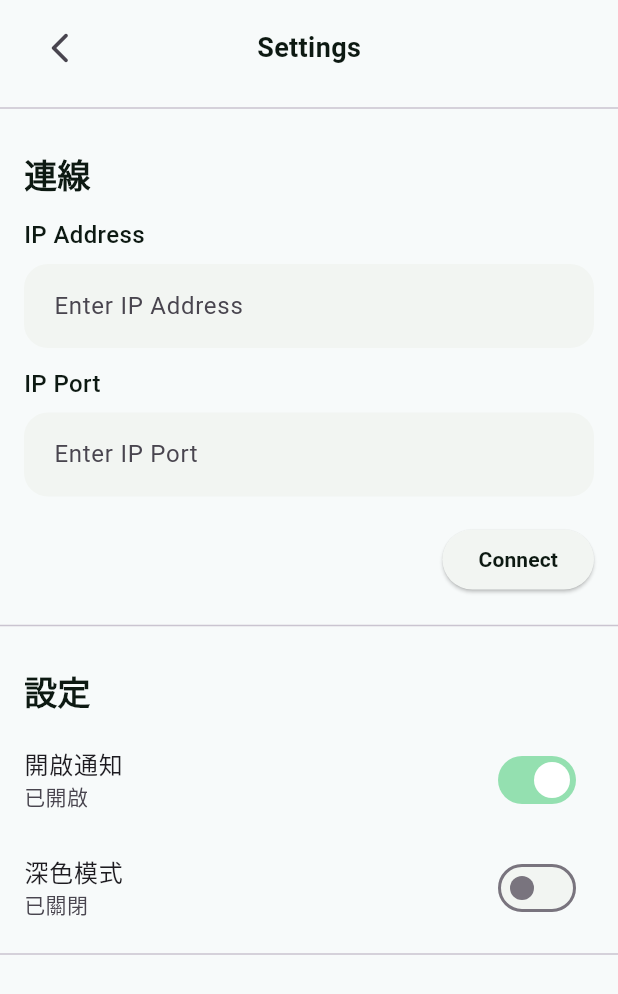
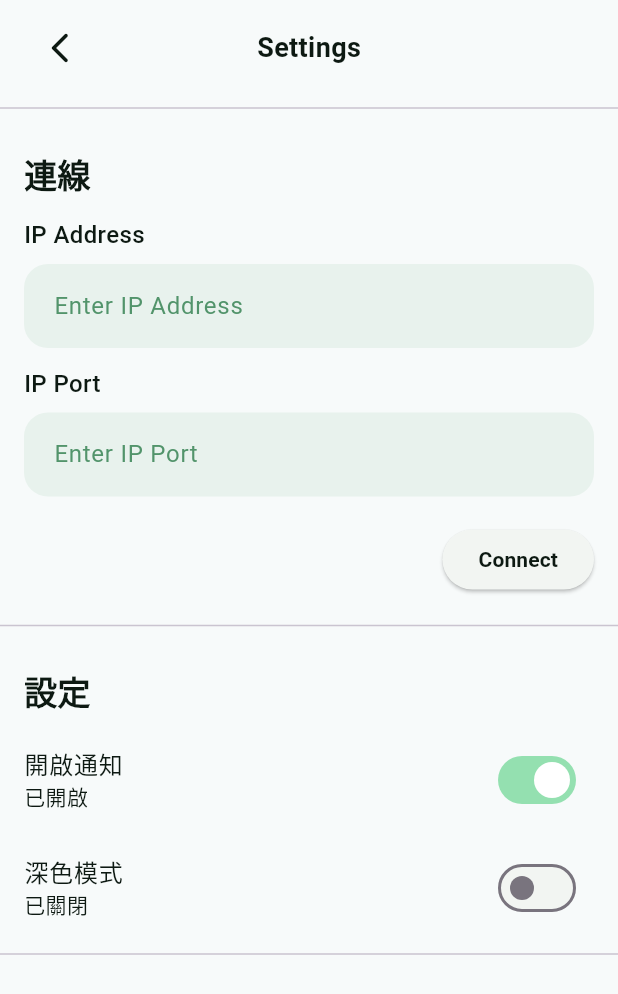
Before and after one commit to Luffy1225/Luama, a Flutter app: the SettingPage screen opened directly with sample values from the repository, on a phone screen of 412 x 824 dp. Shown: the top 994 px of the screen. Run offline on Flutter 3.47's test engine with Material 3 defaults, Android fonts, the phone set to English and light mode, and no system bars; our stand-ins replace flutter_tts, image_picker, speech_to_text; accounts and stored records are empty; network calls fail.

Commit message:
Theme bug fixed

```diff
--- a/lib/pages/settingpage.dart
+++ b/lib/pages/settingpage.dart
@@ -110,8 +110,14 @@ class _SettingPageState extends State<SettingPage> {
               ),
             ),
             SwitchListTile(
-              title: Text("開啟通知"),
-              subtitle: Text(_notifications ? "已開啟" : "已關閉"),
+              title: Text(
+                "開啟通知",
+                style: TextStyle(color: appColors.PrimaryText),
+              ),
+              subtitle: Text(
+                _notifications ? "已開啟" : "已關閉",
+                style: TextStyle(color: appColors.PrimaryText),
+              ),
               value: _notifications,
               activeColor: Colors.white,
               activeTrackColor: appColors.switchActiveTrack,
@@ -124,8 +130,14 @@ class _SettingPageState extends State<SettingPage> {
             ),
 
             SwitchListTile(
-              title: Text("深色模式"),
-              subtitle: Text(_darkMode ? "已開啟" : "已關閉"),
+              title: Text(
+                "深色模式",
+                style: TextStyle(color: appColors.PrimaryText),
+              ),
+              subtitle: Text(
+                _darkMode ? "已開啟" : "已關閉",
+                style: TextStyle(color: appColors.PrimaryText),
+              ),
               value: _darkMode,
               activeColor: Colors.white,
               activeTrackColor: appColors.switchActiveTrack,
@@ -170,7 +182,10 @@ class _SettingPageState extends State<SettingPage> {
             Align(
               alignment: Alignment.centerLeft,
               child: IconButton(
-                icon: Icon(Icons.arrow_back_ios_new_rounded),
+                icon: Icon(
+                  Icons.arrow_back_ios_new_rounded,
+                  color: appColors.TopBar_IconColor,
+                ),
                 tooltip: '返回',
                 onPressed: () {
                   Navigator.pop(context);
@@ -215,6 +230,7 @@ class _SettingPageState extends State<SettingPage> {
           TextField(
             decoration: InputDecoration(
               hintText: hint,
+              hintStyle: TextStyle(color: appColors.TextBoxHint_Background),
               filled: true,
               fillColor: appColors.TextBox_Background,
               contentPadding: const EdgeInsets.all(16),
--- a/lib/util/app_colors.dart
+++ b/lib/util/app_colors.dart
@@ -53,6 +53,7 @@ class AppColors {
 
   final Color inputAreaBackground;
   final Color TextBox_Background;
+  final Color TextBoxHint_Background;
 
   final Color sendButtonBackground;
   final Color sendButtonIconColor;
@@ -90,6 +91,7 @@ class AppColors {
     Color? chatBubbleReceiver_TextColor,
     Color? inputAreaBackground,
     Color? TextBox_Background,
+    Color? TextBoxHint_Background,
     Color? sendButtonBackground,
     Color? sendButtonIconColor,
     Color? SettingTextColor,
@@ -122,6 +124,8 @@ class AppColors {
            chatBubbleReceiver_TextColor ?? const Color(0xFF121714),
        inputAreaBackground = inputAreaBackground ?? const Color(0xFFF1F4F2),
        TextBox_Background = TextBox_Background ?? const Color(0xFFFFFFFF),
+       TextBoxHint_Background =
+           TextBoxHint_Background ?? const Color(0xff9cbfa8),
        sendButtonBackground = sendButtonBackground ?? const Color(0xFF121714),
        sendButtonIconColor = sendButtonIconColor ?? const Color(0xFFFFFFFF),
        SettingTextColor = SettingTextColor ?? const Color(0xFF121714),
@@ -137,7 +141,7 @@ AppColors LightTheme = AppColors(
   Dark: const Color(0xff52946b),
   PrimaryText: const Color(0xff0d1912),
   scaffoldBackground: const Color(0xfff7fafa),
-  TopBar_Title: const Color(0xff52946b),
+  TopBar_Title: const Color(0xff0d1912),
   TopBar_IconColor: const Color(0xff0d1912),
   searchBarHintBackground: const Color(0xffe8f2ed),
   searchBarHintColor: const Color(0xff52946b),
@@ -154,7 +158,8 @@ AppColors LightTheme = AppColors(
   chatBubbleReceiver_BGColor: const Color(0xfff2f5f2),
   chatBubbleReceiver_TextColor: const Color(0xff0d1912),
   inputAreaBackground: const Color(0xfff7fafa),
-  TextBox_Background: const Color(0xfff2f5f2),
+  TextBox_Background: const Color(0xffe8f2ed),
+  TextBoxHint_Background: const Color(0xff52946b),
   sendButtonBackground: const Color(0xFF121714),
   sendButtonIconColor: const Color(0xFFFFFFFF),
   SettingTextColor: const Color(0xff121714),
@@ -173,7 +178,7 @@ AppColors DarkTheme = AppColors(
   TopBar_Title: const Color(0xffffffff),
   TopBar_IconColor: const Color(0xffffffff),
   searchBarHintBackground: const Color(0xff264533),
-  searchBarHintColor: const Color(0xff52946b),
+  searchBarHintColor: const Color(0xff96c4a8),
   searchBarLeftIcon: const Color(0xff96c4a8),
   contactItemUserName: const Color(0xffffffff),
   contactItemMessage: const Color(0xff96c4a8),
@@ -188,6 +193,7 @@ AppColors DarkTheme = AppColors(
   chatBubbleReceiver_TextColor: const Color(0xfff2f5f2),
   inputAreaBackground: const Color(0xff122117),
   TextBox_Background: const Color(0xff294033),
+  TextBoxHint_Background: const Color(0xff9cbfa8),
   sendButtonBackground: const Color(0xFF121714),
   sendButtonIconColor: const Color(0xFFFFFFFF),
   SettingTextColor: const Color(0xffffffff),
```
Also changed, not shown: lib/main.dart (+7 -3 lines), lib/pages/chatpage.dart (+15 -6 lines).
